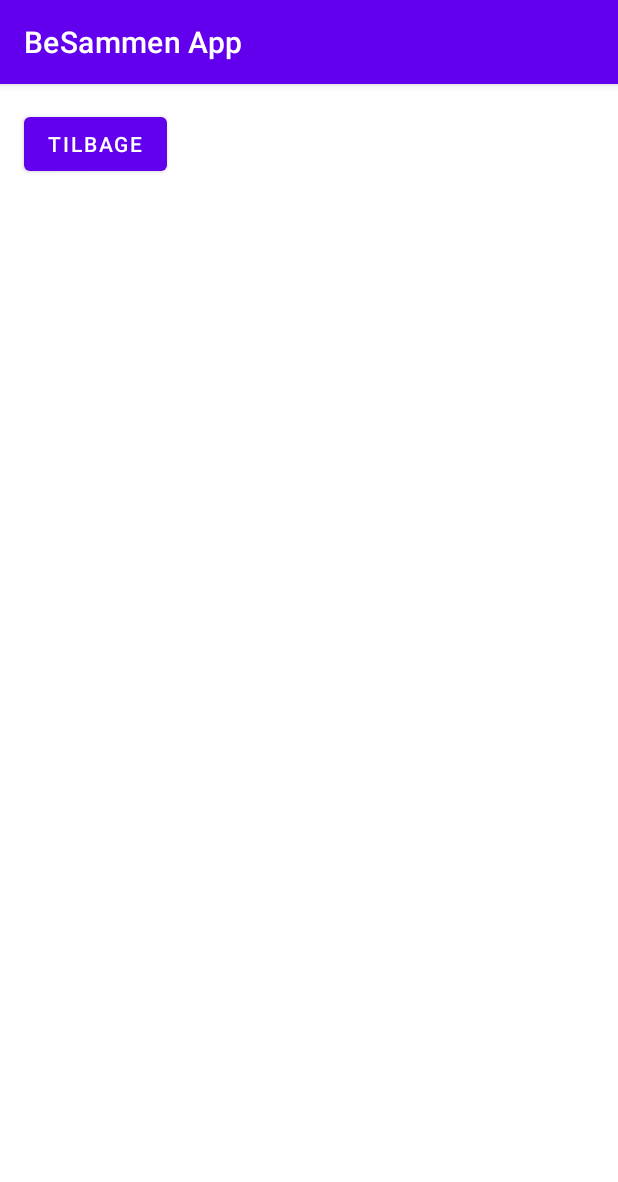
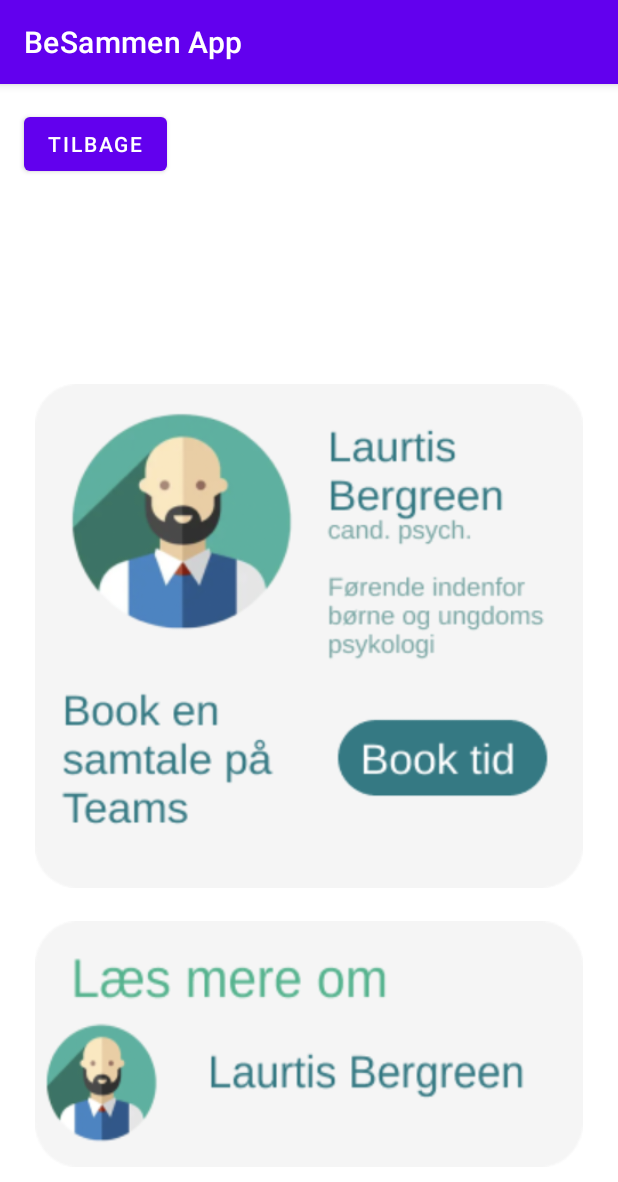
Before and after one commit to Hans867/BeSammen, an Android app: the PsychologistTalkActivity screen opened directly, with no data from a screen before it, on a phone screen of 412 x 824 dp. Shown: the top 1182 px of the screen. Run offline under Robolectric (Android 15) with nearby library versions, the phone set to English and light mode, and no system bars.

Commit message:
Template opsat og mangler nu kun de sidste to aktiviteter

```diff
--- a/app/src/main/AndroidManifest.xml
+++ b/app/src/main/AndroidManifest.xml
@@ -25,8 +25,11 @@
         <activity android:name=".groupChat.GroupChatActivity"/>
         <activity android:name=".privateChat.PrivateChatActivity"/>
         <activity android:name=".psychologistTalk.PsychologistTalkActivity"/>
+        <activity android:name=".psychologistTalk.BookPsychologistActivity"/>
+        <activity android:name=".psychologistTalk.PsychologistInfoActivity"/>
         <activity android:name=".userOnboarding.LoginActivity"/>
         <activity android:name=".userOnboarding.RegisterActivity"/>
+
 
     </application>
 
--- a/app/src/main/res/layout/activity_psychologisttalk.xml
+++ b/app/src/main/res/layout/activity_psychologisttalk.xml
@@ -10,10 +10,33 @@
         android:layout_width="wrap_content"
         android:layout_height="wrap_content"
         android:layout_marginTop="16dp"
-        android:text="tilbage"
+        android:text="Tilbage"
         android:onClick="backBtnPsychTalk"
         app:layout_constraintEnd_toEndOf="parent"
         app:layout_constraintHorizontal_bias="0.05"
         app:layout_constraintStart_toStartOf="parent"
         app:layout_constraintTop_toTopOf="parent" />
+
+    <ImageButton
+        android:id="@+id/imageButton5"
+        android:layout_width="365dp"
+        android:layout_height="336dp"
+        android:layout_marginTop="136dp"
+        android:background="@drawable/bookpsychologist"
+        android:onClick="bookBtn"
+        app:layout_constraintEnd_toEndOf="parent"
+        app:layout_constraintStart_toStartOf="parent"
+        app:layout_constraintTop_toBottomOf="@+id/button4" />
+
+    <ImageButton
+        android:id="@+id/imageButton6"
+        android:layout_width="365dp"
+        android:layout_height="164dp"
+        android:background="@drawable/infopsychologist"
+        android:onClick="infoBtn"
+        app:layout_constraintBottom_toBottomOf="parent"
+        app:layout_constraintEnd_toEndOf="parent"
+        app:layout_constraintStart_toStartOf="parent"
+        app:layout_constraintTop_toBottomOf="@+id/imageButton5"
+        app:layout_constraintVertical_bias="0.322" />
 </androidx.constraintlayout.widget.ConstraintLayout>
```
Also changed, not shown: app/src/main/java/com/example/besammenapp/psychologistTalk/BookPsychologistActivity.java (added, +28 -0 lines), app/src/main/java/com/example/besammenapp/psychologistTalk/PsychologistInfoActivity.java (added, +27 -0 lines), app/src/main/java/com/example/besammenapp/psychologistTalk/PsychologistTalkActivity.java (+14 -0 lines), app/src/main/res/layout/activity_bookpsychologist.xml (added, +20 -0 lines), app/src/main/res/layout/activity_psychologistinfo.xml (added, +21 -0 lines), app/src/main/res/drawable/bookpsychologist.png (added), app/src/main/res/drawable/infopsychologist.png (added).
